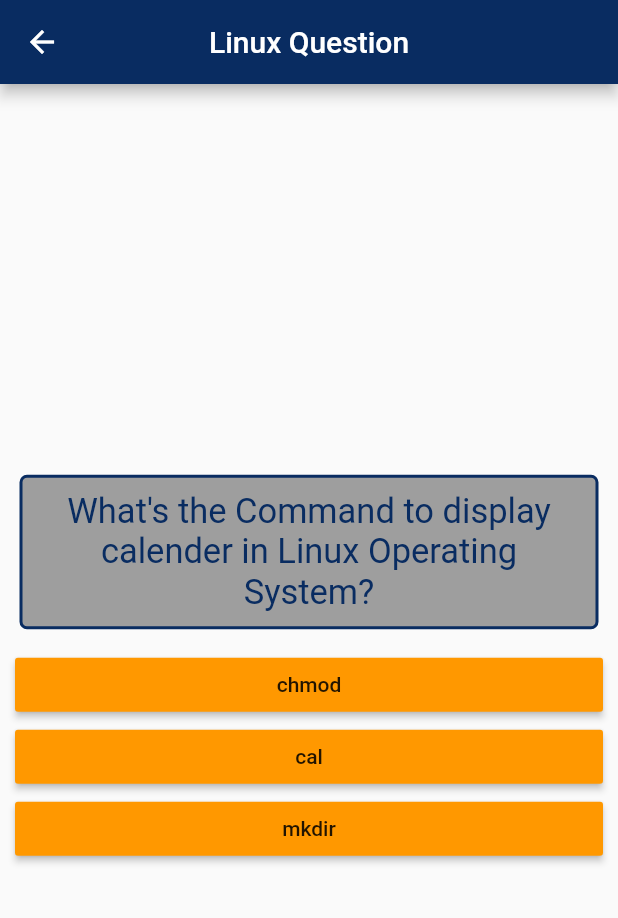
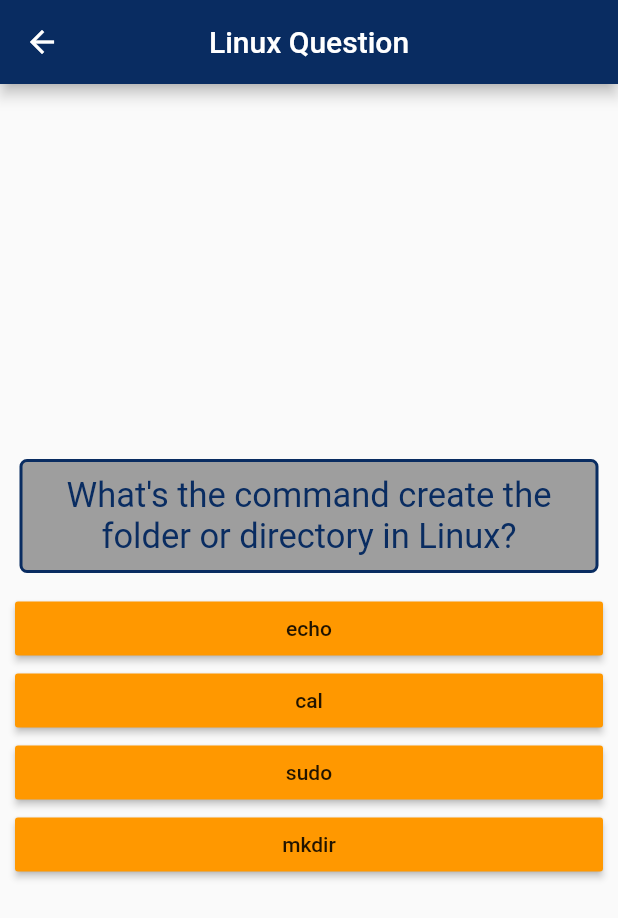
Before and after one commit to Josiahmpokera/UCC-Linux-Study-app-, a Flutter app: the QuestionScreen screen opened directly, after a tap on "mkdir", on a phone screen of 412 x 824 dp. Shown: the top 918 px of the screen. Run offline on Flutter 3.47's test engine with Material 2 defaults, Android fonts, the phone set to English and light mode, and no system bars.

Commit message:
Adding some more functionality of the Question panel

```diff
--- a/lib/question/question_data.dart
+++ b/lib/question/question_data.dart
@@ -1,32 +1,53 @@
 //List of Question should be located at here
+ import 'package:flutter/material.dart';
 
-
-var question = [
+var questions = [
 
   {
-  'qn1': 'What\'s the command to display the calender in the Linux Operating system?',
+  'qn': 'What\'s the command to display the calendar in the Linux Operating system?',
     'answers': ['mkdir', 'dc', 'cal', 'echo'],
   },
 
   {
-  'qn2': 'What\'s the command create the folder or directory in Linux?',
+  'qn': 'What\'s the command create the folder or directory in Linux?',
   'answers': ['echo', 'cal', 'sudo', 'mkdir'],
   },
 
   {
-  'qn3': 'What\'s the command to remove directory in Linux?',
+  'qn': 'What\'s the command to remove directory in Linux?',
   'answers': ['mkdir', 'dc', 'cal', 'echo'],
   },
 
   {
-  'qn4': 'What\'s the command to display the calender in thw Linux Operating system?',
+  'qn': 'What\'s the command to display the calender in thw Linux Operating system?',
   'answers': ['mkdir', 'dc', 'cal', 'echo'],
   },
 
   {
-  'qn5': 'What\'s the command to display the calender in thw Ll=- Operating system?',
+  'qn': 'What\'s the command to display the calender in thw Ll=- Operating system?',
   'answers': ['mkdir', 'dc', 'cal', 'echo'],
   },
 
 
 ];
+
+class Answer extends StatelessWidget {
+  final Function selectHandler;
+  final String answerText;
+
+  Answer(this.selectHandler, this.answerText);
+
+
+  @override
+  Widget build(BuildContext context) {
+    return Container(
+      margin: EdgeInsets.symmetric(horizontal: 10),
+      width: double.infinity,
+      child: RaisedButton(
+        onPressed: selectHandler,
+        color: Colors.orange,
+        child: Text(answerText),
+      ),
+    );
+  }
+}
--- a/lib/question/question_screen.dart
+++ b/lib/question/question_screen.dart
@@ -1,4 +1,5 @@
 import 'package:flutter/material.dart';
+import 'question_data.dart';
 
 import '../color.dart';
 
@@ -7,9 +8,21 @@ class QuestionScreen extends StatefulWidget {
   _QuestionScreenState createState() => _QuestionScreenState();
 }
 
+
 class _QuestionScreenState extends State<QuestionScreen> {
+
+  int _question = 0;
+
+  void _nextQuestion(){
+   setState(() {
+     _question = _question + 1;
+   });
+  }
+
   @override
   Widget build(BuildContext context) {
+
+
     return Scaffold(
       appBar: AppBar(
         centerTitle: true,
@@ -30,17 +43,33 @@ class _QuestionScreenState extends State<QuestionScreen> {
               alignment: Alignment.center,
               child: Padding(
                 padding: EdgeInsets.all(9),
-                child: Text("What\'s the Command to display calender in Linux Operating System? ", style: Question, textAlign: TextAlign.center,),
+                child: Text(questions[_question]['qn'], style: Question, textAlign: TextAlign.center,),
               ),
             ),
             Column(
               children: <Widget>[
-                Container(
+                ...(questions[_question]['answers'] as List<String>)
+                    .map((answer){
+                  return Answer(_nextQuestion, answer);
+                }).toList()
+              ],
+            ),
+          ],
+        ),
+      ),
+    );
+  }
+}
+
+
+/*
+
+  Container(
                   margin: EdgeInsets.symmetric(horizontal: 10),
                   width: double.infinity,
                   child: RaisedButton(
                     color: Colors.orange,
-                    onPressed: (){},
+                    onPressed: () => nextQuestion(),
                     child: Text("chmod"),
                   ),
                 ),
@@ -51,7 +80,7 @@ class _QuestionScreenState extends State<QuestionScreen> {
                   width: double.infinity,
                   child: RaisedButton(
                     color: Colors.orange,
-                    onPressed: (){},
+                    onPressed: () => nextQuestion(),
                     child: Text("cal"),
                   ),
                 ),
@@ -61,15 +90,11 @@ class _QuestionScreenState extends State<QuestionScreen> {
                   width: double.infinity,
                   child: RaisedButton(
                     color: Colors.orange,
-                    onPressed: (){},
+                    onPressed: (){
+                      nextQuestion();
+                    },
                     child: Text("mkdir"),
                   ),
                 ),
-              ],
-            ),
-          ],
-        ),
-      ),
-    );
-  }
-}
+
+*/
```
